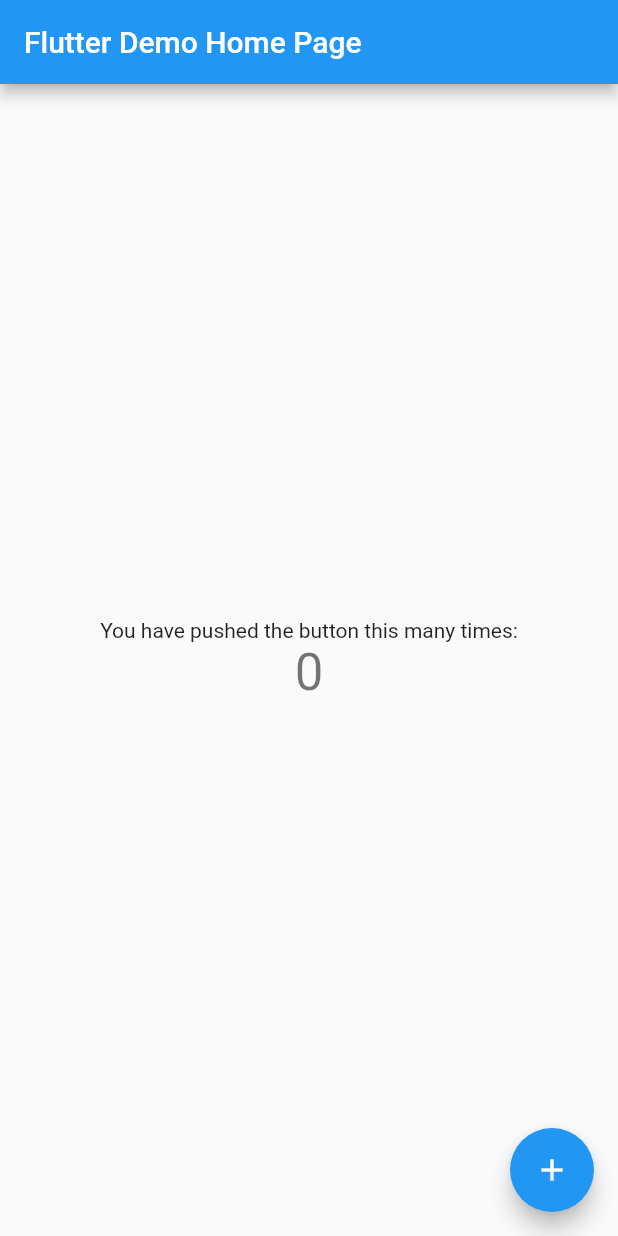
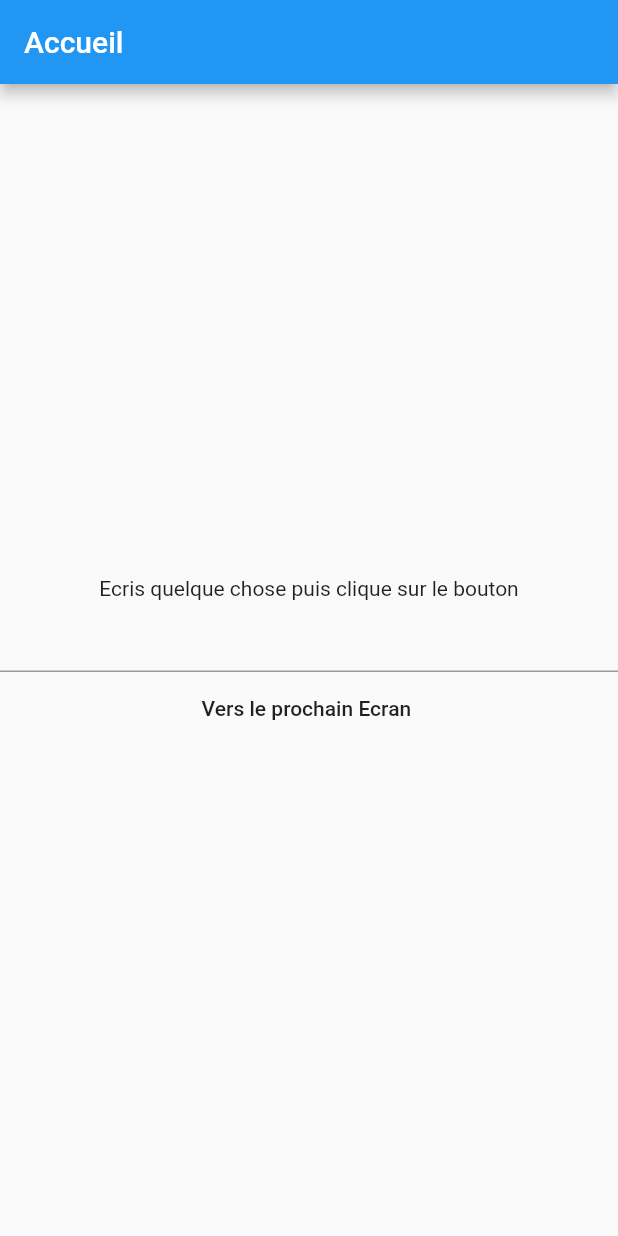
Before and after one commit to Joyce0501/Mobile_Avance_Exercices, a Flutter app: the screen it shows after launch, on a phone screen of 412 x 824 dp. Run offline on Flutter 3.47's test engine with Material 2 defaults, Android fonts, the phone set to English and light mode, and no system bars; missing offline and left inert: dart:ffi.

Commit message:
Fin exercice nav_simple

```diff
--- /dev/null
+++ b/simple_nav/lib/ecran_accueil.dart
@@ -0,0 +1,54 @@
+
+import 'dart:ffi';
+
+import 'package:flutter/material.dart';
+import 'ecran_b.dart';
+
+class EcranAccueil extends StatefulWidget {
+
+  @override
+  _EcranAccueilState createState() => _EcranAccueilState();
+}
+
+class _EcranAccueilState extends State<EcranAccueil> {
+
+  String variable = "";
+
+  @override
+  Widget build(BuildContext context) {
+    return Scaffold(
+      appBar: AppBar(
+        // Here we take the value from the MyHomePage object that was created by
+        // the App.build method, and use it to set our appbar title.
+        title: Text("Accueil"),
+      ),
+      body: Column(
+        mainAxisAlignment: MainAxisAlignment.center,
+        children: <Widget>[
+          const Text(
+            'Ecris quelque chose puis clique sur le bouton',
+          ),
+          TextField(
+              onChanged: (value)  {
+                print("The value entered is : $value");
+                variable = value;
+               }
+          ),
+          MaterialButton(
+            onPressed: () {
+              Navigator.pushNamed(
+                context,
+                '/ecranb',
+                arguments: variable,
+              );
+
+            },
+            child: Text('Vers le prochain Ecran '),
+          ),
+        ],
+      ),
+
+      // This trailing comma makes auto-formatting nicer for build methods.
+    );
+  }
+}
--- a/simple_nav/lib/main.dart
+++ b/simple_nav/lib/main.dart
@@ -1,115 +1,25 @@
 import 'package:flutter/material.dart';
 
-void main() {
-  runApp(const MyApp());
-}
+
+import 'ecran_accueil.dart';
+import 'ecran_b.dart';
+
+void main() {runApp(MyApp());}
 
 class MyApp extends StatelessWidget {
-  const MyApp({Key? key}) : super(key: key);
 
-  // This widget is the root of your application.
   @override
   Widget build(BuildContext context) {
     return MaterialApp(
-      title: 'Flutter Demo',
-      theme: ThemeData(
-        // This is the theme of your application.
-        //
-        // Try running your application with "flutter run". You'll see the
-        // application has a blue toolbar. Then, without quitting the app, try
-        // changing the primarySwatch below to Colors.green and then invoke
-        // "hot reload" (press "r" in the console where you ran "flutter run",
-        // or simply save your changes to "hot reload" in a Flutter IDE).
-        // Notice that the counter didn't reset back to zero; the application
-        // is not restarted.
-        primarySwatch: Colors.blue,
-      ),
-      home: const MyHomePage(title: 'Flutter Demo Home Page'),
+      home: EcranAccueil(),
+      routes: routes(),
     );
   }
-}
 
-class MyHomePage extends StatefulWidget {
-  const MyHomePage({Key? key, required this.title}) : super(key: key);
-
-  // This widget is the home page of your application. It is stateful, meaning
-  // that it has a State object (defined below) that contains fields that affect
-  // how it looks.
-
-  // This class is the configuration for the state. It holds the values (in this
-  // case the title) provided by the parent (in this case the App widget) and
-  // used by the build method of the State. Fields in a Widget subclass are
-  // always marked "final".
-
-  final String title;
-
-  @override
-  State<MyHomePage> createState() => _MyHomePageState();
-}
-
-class _MyHomePageState extends State<MyHomePage> {
-  int _counter = 0;
-
-  void _incrementCounter() {
-    setState(() {
-      // This call to setState tells the Flutter framework that something has
-      // changed in this State, which causes it to rerun the build method below
-      // so that the display can reflect the updated values. If we changed
-      // _counter without calling setState(), then the build method would not be
-      // called again, and so nothing would appear to happen.
-      _counter++;
-    });
-  }
-
-  @override
-  Widget build(BuildContext context) {
-    // This method is rerun every time setState is called, for instance as done
-    // by the _incrementCounter method above.
-    //
-    // The Flutter framework has been optimized to make rerunning build methods
-    // fast, so that you can just rebuild anything that needs updating rather
-    // than having to individually change instances of widgets.
-    return Scaffold(
-      appBar: AppBar(
-        // Here we take the value from the MyHomePage object that was created by
-        // the App.build method, and use it to set our appbar title.
-        title: Text(widget.title),
-      ),
-      body: Center(
-        // Center is a layout widget. It takes a single child and positions it
-        // in the middle of the parent.
-        child: Column(
-          // Column is also a layout widget. It takes a list of children and
-          // arranges them vertically. By default, it sizes itself to fit its
-          // children horizontally, and tries to be as tall as its parent.
-          //
-          // Invoke "debug painting" (press "p" in the console, choose the
-          // "Toggle Debug Paint" action from the Flutter Inspector in Android
-          // Studio, or the "Toggle Debug Paint" command in Visual Studio Code)
-          // to see the wireframe for each widget.
-          //
-          // Column has various properties to control how it sizes itself and
-          // how it positions its children. Here we use mainAxisAlignment to
-          // center the children vertically; the main axis here is the vertical
-          // axis because Columns are vertical (the cross axis would be
-          // horizontal).
-          mainAxisAlignment: MainAxisAlignment.center,
-          children: <Widget>[
-            const Text(
-              'You have pushed the button this many times:',
-            ),
-            Text(
-              '$_counter',
-              style: Theme.of(context).textTheme.headline4,
-            ),
-          ],
-        ),
-      ),
-      floatingActionButton: FloatingActionButton(
-        onPressed: _incrementCounter,
-        tooltip: 'Increment',
-        child: const Icon(Icons.add),
-      ), // This trailing comma makes auto-formatting nicer for build methods.
-    );
+  Map<String, WidgetBuilder> routes() {
+    return {
+      '/ecranb': (context) => EcranB(),
+      '/accueil': (context) => EcranAccueil(),
+    };
   }
 }
```
Also changed, not shown: simple_nav/lib/ecran_b.dart (added, +32 -0 lines), 1 other file.
